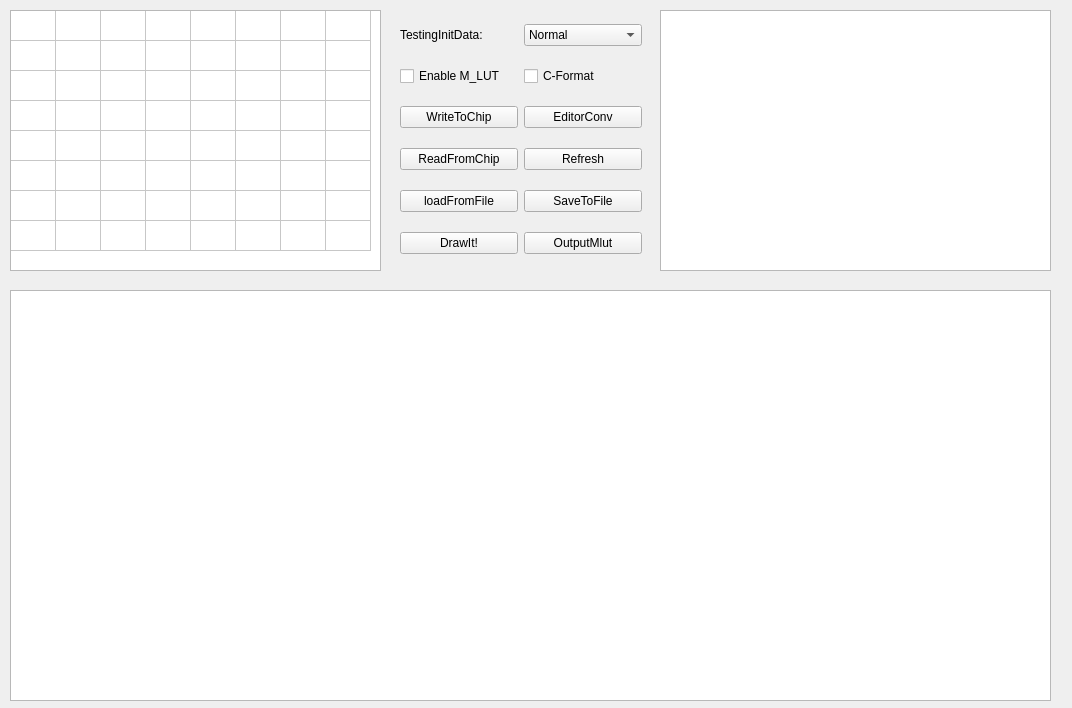
hooloong/gitpython, file twoFirst01/DimmingDebugger_Readback_SX7/DrawMapNew_res.ui: the form before one commit.
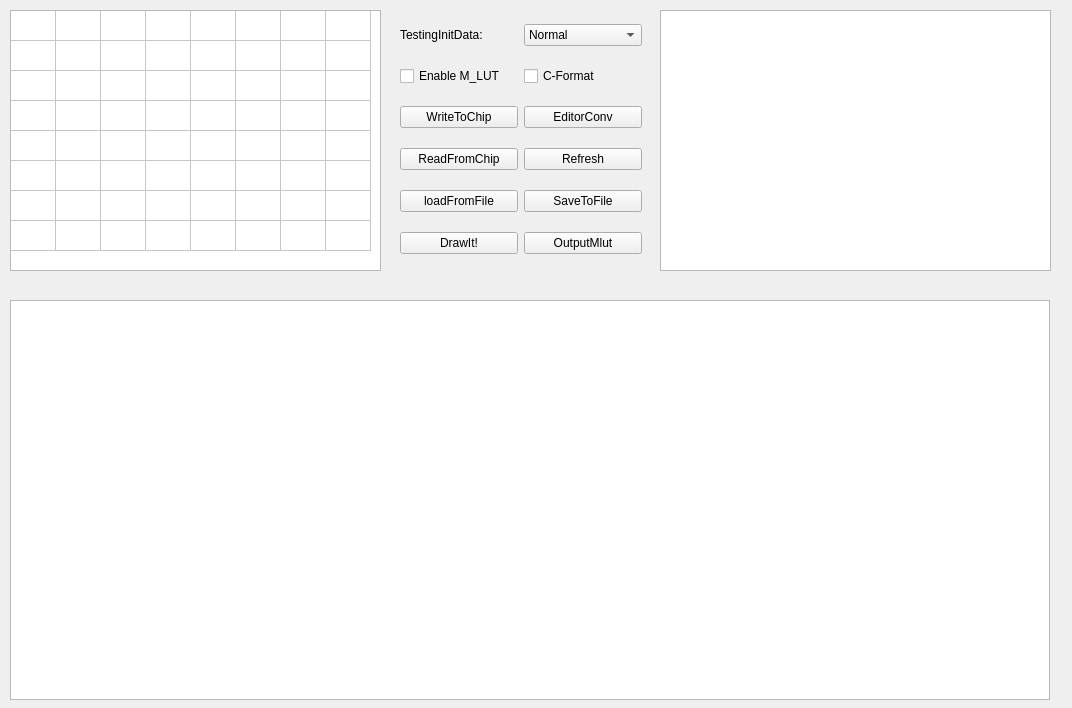
The form after the commit.

```diff
--- a/twoFirst01/DimmingDebugger_Readback_SX7/DrawMapNew_res.ui
+++ b/twoFirst01/DimmingDebugger_Readback_SX7/DrawMapNew_res.ui
@@ -74,11 +74,32 @@
    <property name="geometry">
     <rect>
      <x>10</x>
-     <y>290</y>
-     <width>1041</width>
-     <height>411</height>
+     <y>300</y>
+     <width>1040</width>
+     <height>400</height>
     </rect>
    </property>
+   <property name="backgroundBrush">
+    <brush brushstyle="SolidPattern">
+     <color alpha="255">
+      <red>0</red>
+      <green>0</green>
+      <blue>0</blue>
+     </color>
+    </brush>
+   </property>
+   <property name="foregroundBrush">
+    <brush brushstyle="NoBrush">
+     <color alpha="0">
+      <red>0</red>
+      <green>0</green>
+      <blue>0</blue>
+     </color>
+    </brush>
+   </property>
+   <property name="interactive">
+    <bool>true</bool>
+   </property>
   </widget>
   <widget class="QWidget" name="gridLayoutWidget_2">
    <property name="geometry">
```
